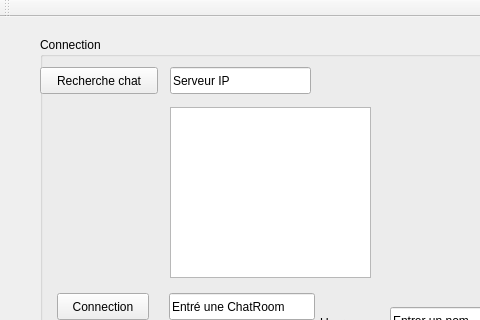
MathPell/Cll-Qt-IRC, file mainclient.ui: the form before one commit; both pictures show x 0 to 480 and y 0 to 320 of the 758 by 678 pixel window.
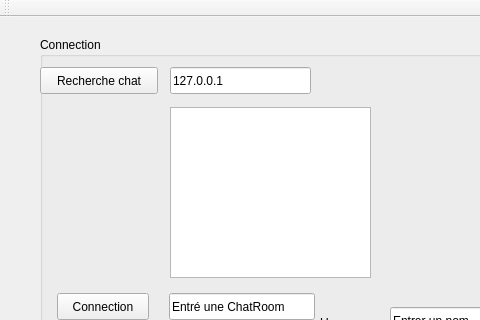
The form after the commit.

Commit message: Commit d'un gars eceurer de déboguer la connextion et la creation de chatroom

Diff of the .ui file:
```diff
--- a/mainclient.ui
+++ b/mainclient.ui
@@ -127,7 +127,7 @@
       </rect>
      </property>
      <property name="text">
-      <string>Serveur IP</string>
+      <string>127.0.0.1</string>
      </property>
     </widget>
     <widget class="QTextEdit" name="teRoom">
```
The commit also changes 1 other file.
